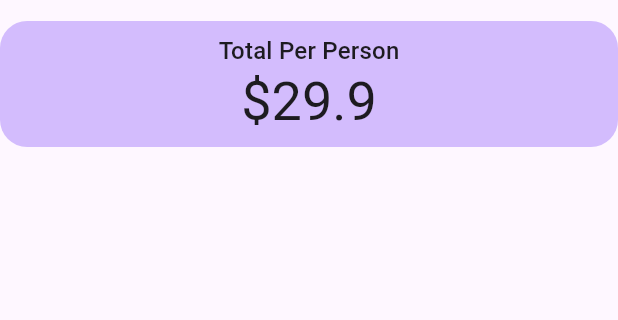
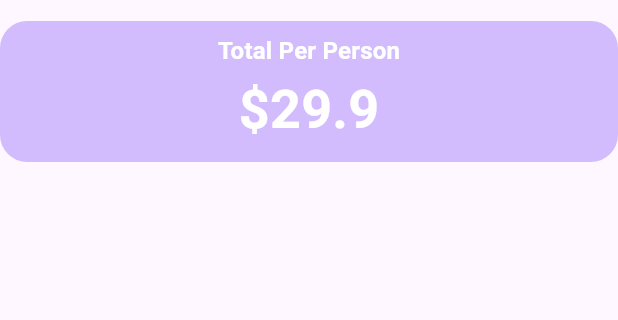
Before and after one commit to abdullahmeen/utip, a Flutter app: the screen it shows after launch, on a phone screen of 412 x 824 dp, the part 63-383 px from its top. Run offline on Flutter 3.47's test engine with Material 3 defaults, Android fonts, the phone set to English and light mode, and no system bars.

```diff
--- a/lib/main.dart
+++ b/lib/main.dart
@@ -31,6 +31,10 @@ class _UTipState extends State<UTip> {
   @override
   Widget build(BuildContext context) {
     var theme = Theme.of(context);
+    final style = theme.textTheme.titleMedium!.copyWith(
+      color: theme.colorScheme.onPrimary,
+      fontWeight: FontWeight.bold,
+    );
     return Scaffold(
       appBar: AppBar(title: Text('UTip')),
       body: Column(
@@ -45,8 +49,14 @@ class _UTipState extends State<UTip> {
             ),
             child: Column(
               children: [
-                Text('Total Per Person', style: theme.textTheme.titleMedium),
-                Text('\$29.9', style: theme.textTheme.displaySmall),
+                Text('Total Per Person', style: style),
+                Text(
+                  '\$29.9',
+                  style: style.copyWith(
+                    color: theme.colorScheme.onPrimary,
+                    fontSize: theme.textTheme.displaySmall?.fontSize,
+                  ),
+                ),
               ],
             ),
           ),
```
